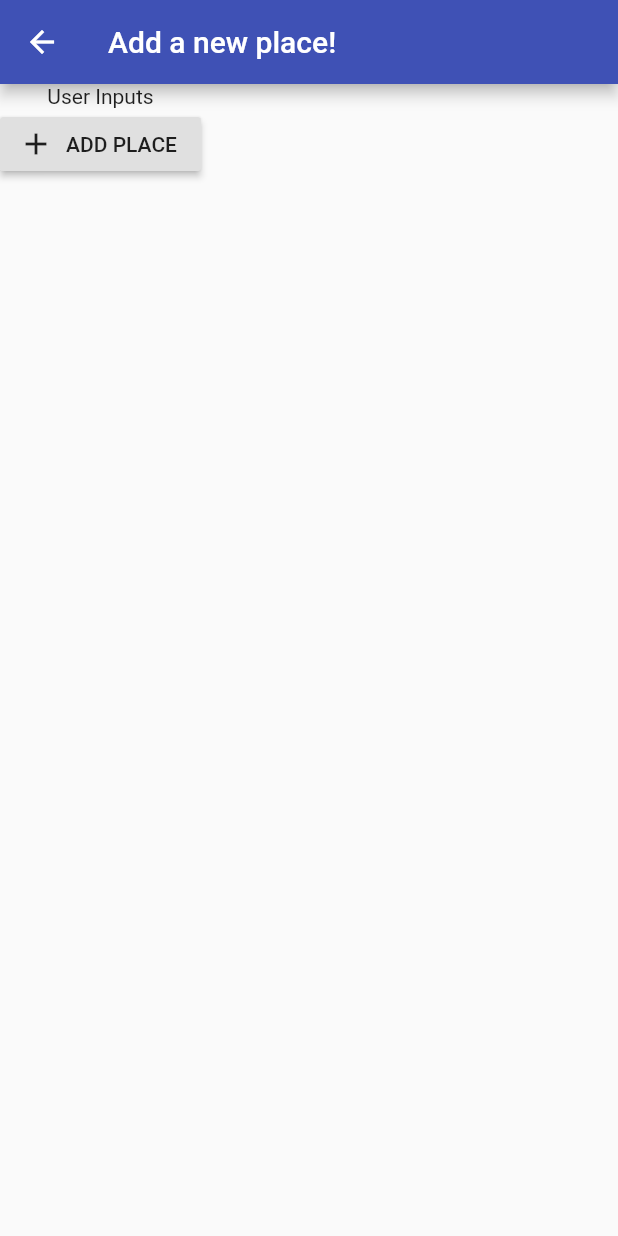
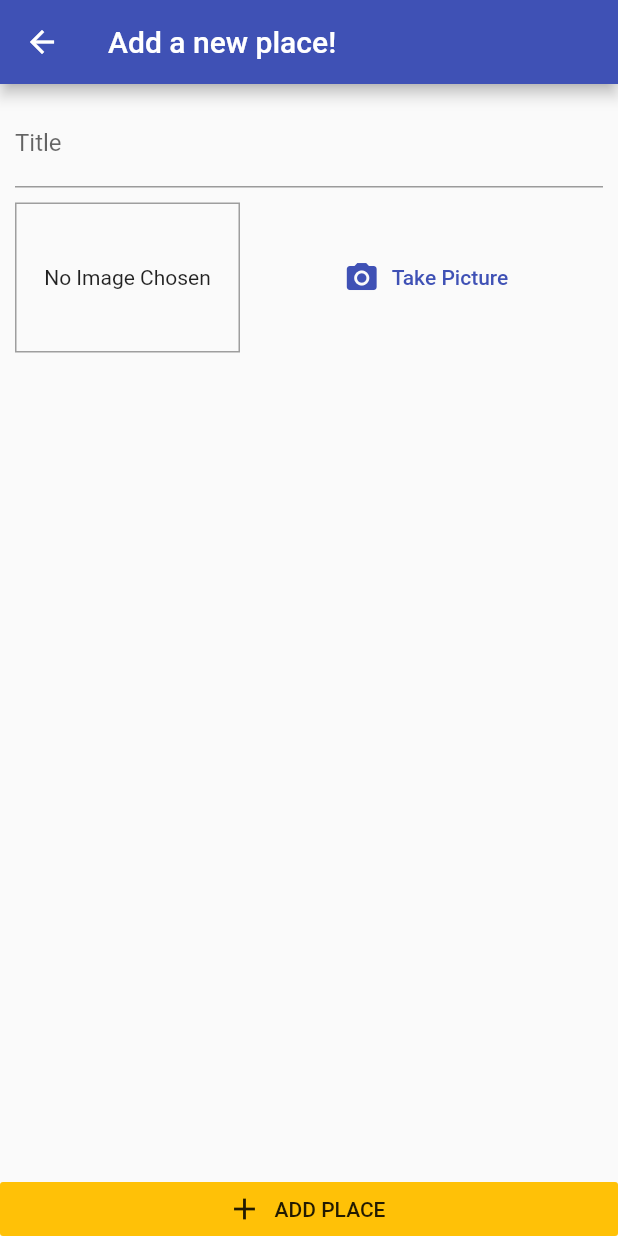
Before and after one commit to salim-joshua/places_app, a Flutter app: the AddPlaceScreen screen opened by its route, on a phone screen of 412 x 824 dp. Run offline on Flutter 3.47's test engine with Material 2 defaults, Android fonts, the phone set to English and light mode, and no system bars.

Commit message:
added image input widget

```diff
--- a/lib/screens/add_place_screen.dart
+++ b/lib/screens/add_place_screen.dart
@@ -1,4 +1,6 @@
 import 'package:flutter/material.dart';
+
+import '../widgets/image_input.dart';
 
 class AddPlaceScreen extends StatefulWidget {
   static const routeName = '/add-place';
@@ -7,6 +9,8 @@ class AddPlaceScreen extends StatefulWidget {
 }
 
 class _AddPlaceScreenState extends State<AddPlaceScreen> {
+  final _titleController = TextEditingController();
+
   @override
   Widget build(BuildContext context) {
     return Scaffold(
@@ -14,12 +18,34 @@ class _AddPlaceScreenState extends State<AddPlaceScreen> {
         title: Text('Add a new place!'),
       ),
       body: Column(
+        crossAxisAlignment: CrossAxisAlignment.stretch,
         children: <Widget>[
-          Text('User Inputs'),
+          Expanded(
+            child: SingleChildScrollView(
+              child: Padding(
+                padding: EdgeInsets.all(10),
+                child: Column(
+                  children: <Widget>[
+                    TextField(
+                      decoration: InputDecoration(labelText: 'Title'),
+                      controller: _titleController,
+                    ),
+                    SizedBox(
+                      height: 10,
+                    ),
+                    ImageInput(),
+                  ],
+                ),
+              ),
+            ),
+          ),
           RaisedButton.icon(
             icon: Icon(Icons.add),
             label: Text('ADD PLACE'),
             onPressed: () {},
+            elevation: 0,
+            materialTapTargetSize: MaterialTapTargetSize.shrinkWrap,
+            color: Theme.of(context).accentColor,
           )
         ],
       ),
--- /dev/null
+++ b/lib/widgets/image_input.dart
@@ -0,0 +1,47 @@
+import 'dart:io';
+
+import 'package:flutter/material.dart';
+
+class ImageInput extends StatefulWidget {
+  @override
+  _ImageInputState createState() => _ImageInputState();
+}
+
+class _ImageInputState extends State<ImageInput> {
+  File _storedImage;
+
+  @override
+  Widget build(BuildContext context) {
+    return Row(
+      children: <Widget>[
+        Container(
+          width: 150,
+          height: 100,
+          decoration: BoxDecoration(
+            border: Border.all(width: 1, color: Colors.grey),
+          ),
+          child: _storedImage != null
+              ? Image.file(
+                  _storedImage,
+                  fit: BoxFit.cover,
+                  width: double.infinity,
+                )
+              : Text(
+                  'No Image Chosen',
+                  textAlign: TextAlign.center,
+                ),
+          alignment: Alignment.center,
+        ),
+        SizedBox(width: 10),
+        Expanded(
+          child: FlatButton.icon(
+            icon: Icon(Icons.camera_alt),
+            label: Text('Take Picture'),
+            textColor: Theme.of(context).primaryColor,
+            onPressed: () {},
+          ),
+        ),
+      ],
+    );
+  }
+}
```
